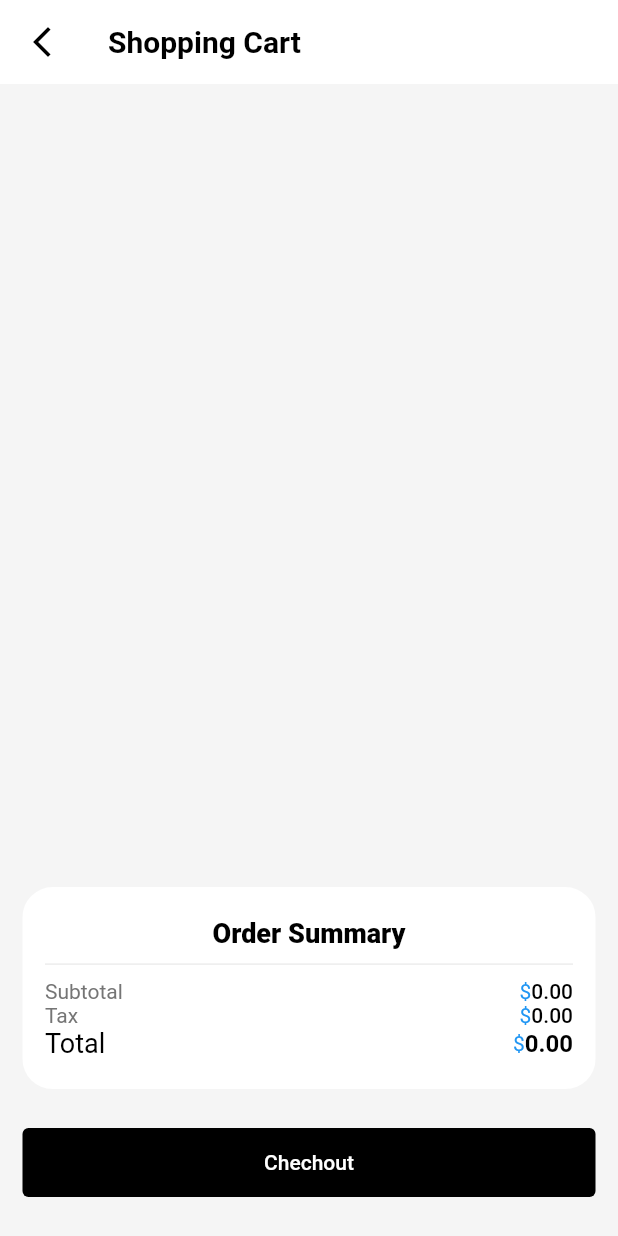
After one commit to MohammedAhmed74/Shop-App-Flutter, a Flutter app: the CartScreen screen opened directly, on a phone screen of 412 x 824 dp. The commit adds this screen. Run offline on Flutter 3.47's test engine with Material 2 defaults, Android fonts, the phone set to English and light mode, and no system bars; our stand-ins replace bloc, carousel_slider, conditional_builder_null_safety, dio, flutter_bloc, fluttertoast and 4 more; accounts and stored records are empty; network calls fail.

Commit message:
creating cart screen

```diff
--- a/lib/main.dart
+++ b/lib/main.dart
@@ -25,8 +25,8 @@ void main() async {
   } else
     startScreen = onBoarding_screen();
 
-  print('main lightMode');
-  print(cacheHelper.getValue(key: 'lightMode'));
+  if (cacheHelper.getValue(key: 'lightMode') == null)
+    cacheHelper.setValue(key: 'lightMode', value: true);
   runApp(MyApp(startScreen));
 }
 
--- /dev/null
+++ b/lib/modules/Cart/cartScreen.dart
@@ -0,0 +1,370 @@
+import 'package:flutter/cupertino.dart';
+import 'package:flutter/material.dart';
+import 'package:flutter/src/foundation/key.dart';
+import 'package:flutter/src/widgets/framework.dart';
+import 'package:flutter_bloc/flutter_bloc.dart';
+import 'package:shopapp/models/shop/home_model.dart';
+import 'package:shopapp/shared/cubit/cubit.dart';
+import 'package:shopapp/shared/cubit/states.dart';
+import 'package:shopapp/shared/styles/colors.dart';
+import 'package:shopapp/shared/network/cacheHelper.dart';
+
+class CartScreen extends StatelessWidget {
+  @override
+  Widget build(BuildContext context) {
+    return BlocConsumer<ShopCubit, ShopStates>(
+      listener: (context, state) {},
+      builder: (context, state) {
+        double subtotal = 0;
+        int counter = 0;
+        int numberOfCartProducts = 0;
+        ShopCubit.get(context).cartsProducts.forEach((element) {
+          numberOfCartProducts = numberOfCartProducts +
+              ShopCubit.get(context).cartsProductsNumber[counter];
+          subtotal = subtotal +
+              (element.price *
+                  ShopCubit.get(context).cartsProductsNumber[counter]);
+          counter++;
+        });
+        bool lightMode = cacheHelper.getValue(key: 'lightMode');
+        return SafeArea(
+            child: Scaffold(
+          backgroundColor: Colors.grey[100],
+          appBar: AppBar(
+            title: Text('Shopping Cart'),
+            leading: IconButton(
+              icon: const Icon(
+                Icons.arrow_back_ios_new,
+                color: Colors.black,
+              ),
+              onPressed: () {
+                Navigator.pop(context);
+              },
+            ),
+          ),
+          body: Column(
+            children: [
+              SizedBox(
+                height: 15,
+              ),
+              Expanded(
+                child: Container(
+                    width: double.infinity,
+                    child: ListView.separated(
+                      itemBuilder: (context, index) => buildProductItem(
+                        context,
+                        ShopCubit.get(context).cartsProducts[index],
+                        lightMode,
+                        index,
+                      ),
+                      separatorBuilder: (context, index) =>
+                          SizedBox(height: 15),
+                      itemCount: ShopCubit.get(context).cartsProducts.length,
+                      // itemCount: 1,
+                    )),
+              ),
+              if (ShopCubit.get(context).cartsProducts.length == 0) Spacer(),
+              Padding(
+                padding:
+                    const EdgeInsets.symmetric(horizontal: 15, vertical: 25),
+                child: Container(
+                  decoration: BoxDecoration(
+                    color: lightMode == false ? Colors.black : Colors.white,
+                    borderRadius: BorderRadius.circular(20),
+                  ),
+                  child: Padding(
+                    padding: const EdgeInsets.symmetric(
+                        horizontal: 15, vertical: 20),
+                    child: Column(
+                      children: [
+                        Text(
+                          'Order Summary',
+                          style: TextStyle(
+                              color: lightMode == true
+                                  ? Colors.black
+                                  : Colors.white,
+                              fontSize: 18,
+                              fontWeight: FontWeight.w800),
+                        ),
+                        Padding(
+                          padding: const EdgeInsets.symmetric(vertical: 10),
+                          child: Container(
+                            height: 0.6,
+                            color: Colors.grey[300],
+                          ),
+                        ),
+                        Row(
+                          children: [
+                            Text(
+                              'Subtotal',
+                              style: TextStyle(
+                                  color: Colors.grey[600], fontSize: 14),
+                            ),
+                            Spacer(),
+                            Row(
+                              children: [
+                                Text(
+                                  '\$',
+                                  style: TextStyle(
+                                    color: defaultColor,
+                                    fontSize: 14,
+                                  ),
+                                ),
+                                Text(
+                                  '${subtotal.round()}.00',
+                                  style: TextStyle(
+                                    color: lightMode == true
+                                        ? Colors.black
+                                        : Colors.white,
+                                    fontWeight: FontWeight.w500,
+                                    fontSize: 14,
+                                  ),
+                                ),
+                              ],
+                            ),
+                          ],
+                        ),
+                        Row(
+                          children: [
+                            Text(
+                              'Tax',
+                              style: TextStyle(
+                                  color: Colors.grey[600], fontSize: 14),
+                            ),
+                            Spacer(),
+                            Row(
+                              children: [
+                                Text(
+                                  '\$',
+                                  style: TextStyle(
+                                    color: defaultColor,
+                                    fontSize: 14,
+                                  ),
+                                ),
+                                Text(
+                                  '${2 * numberOfCartProducts}.00',
+                                  style: TextStyle(
+                                    color: lightMode == true
+                                        ? Colors.black
+                                        : Colors.white,
+                                    fontWeight: FontWeight.w500,
+                                    fontSize: 14,
+                                  ),
+                                ),
+                              ],
+                            ),
+                          ],
+                        ),
+                        Row(
+                          children: [
+                            Text(
+                              'Total',
+                              style: TextStyle(
+                                  color: lightMode == true
+                                      ? Colors.black
+                                      : Colors.white,
+                                  fontSize: 18),
+                            ),
+                            Spacer(),
+                            Row(
+                              children: [
+                                Text(
+                                  '\$',
+                                  style: TextStyle(
+                                    color: defaultColor,
+                                    fontSize: 14,
+                                  ),
+                                ),
+                                SizedBox(
+                                  height: 3,
+                                ),
+                                Text(
+                                  '${subtotal.round() + (2 * numberOfCartProducts)}.00',
+                                  style: TextStyle(
+                                    color: lightMode == true
+                                        ? Colors.black
+                                        : Colors.white,
+                                    fontWeight: FontWeight.bold,
+                                    fontSize: 16,
+                                  ),
+                                ),
+                              ],
+                            ),
+                          ],
+                        ),
+                      ],
+                    ),
+                  ),
+                ),
+              ),
+              Padding(
+                padding: const EdgeInsets.only(left: 15, right: 15, bottom: 25),
+                child: TextButton(
+                  onPressed: () {},
+                  child: Container(
+                    width: double.infinity,
+                    height: 30,
+                    child: Center(
+                      child: Text(
+                        'Chechout',
+                        style: TextStyle(
+                          color:
+                              lightMode == false ? Colors.black : Colors.white,
+                        ),
+                      ),
+                    ),
+                  ),
+                  style: OutlinedButton.styleFrom(
+                    backgroundColor:
+                        lightMode == true ? Colors.black : Colors.white,
+                  ),
+                ),
+              ),
+            ],
+          ),
+        ));
+      },
+    );
+  }
+
+  Widget buildProductItem(
+      BuildContext context, ProductData model, lightMode, int index) {
+    return Padding(
+      padding: const EdgeInsets.symmetric(horizontal: 15),
+      child: Container(
+        width: 400,
+        height: 150,
+        decoration: BoxDecoration(
+          color: Colors.white,
+          borderRadius: BorderRadius.circular(20),
+        ),
+        child: Row(
+          crossAxisAlignment: CrossAxisAlignment.center,
+          children: [
+            Expanded(
+              flex: 3,
+              child: Padding(
+                padding: const EdgeInsets.all(5.0),
+                child: Container(
+                  clipBehavior: Clip.antiAliasWithSaveLayer,
+                  decoration: BoxDecoration(
+                    color: Colors.white,
+                    borderRadius: BorderRadius.circular(20),
+                  ),
+                  child: Image(
+                    image: NetworkImage(
+                      model.image,
+                    ),
+                  ),
+                ),
+              ),
+            ),
+            Expanded(
+              flex: 4,
+              child: Column(
+                mainAxisAlignment: MainAxisAlignment.center,
+                crossAxisAlignment: CrossAxisAlignment.center,
+                children: [
+                  Text(
+                    model.name,
+                    maxLines: 2,
+                    overflow: TextOverflow.ellipsis,
+                    style: TextStyle(
+                      fontSize: 14,
+                      height: 1.1,
+                      color: !lightMode ? darkTextcolor : lightTextColor,
+                    ),
+                  ),
+                  SizedBox(
+                    height: 10,
+                  ),
+                  Container(
+                    width: double.infinity,
+                    child: Row(
+                      children: [
+                        Text(
+                          '\$',
+                          style: TextStyle(
+                            color: defaultColor,
+                            fontSize: 14,
+                          ),
+                        ),
+                        Text(
+                          '${model.price.round()}',
+                          style: TextStyle(
+                            color: Colors.black,
+                            fontWeight: FontWeight.bold,
+                            fontSize: 14,
+                          ),
+                        ),
+                      ],
+                    ),
+                  ),
+                  SizedBox(
+                    height: 10,
+                  ),
+                  Container(
+                    width: double.infinity,
+                    child: Row(
+                      children: [
+                        CircleAvatar(
+                          radius: 20,
+                          backgroundColor: Colors.grey[100],
+                          child: TextButton(
+                              onPressed: () {
+                                ShopCubit.get(context)
+                                    .decreaseProductInCarts(model);
+                              },
+                              child: Text(
+                                '-',
+                                style: TextStyle(
+                                    fontWeight: FontWeight.bold, fontSize: 25),
+                              )),
+                        ),
+                        Padding(
+                          padding: const EdgeInsets.symmetric(horizontal: 10),
+                          child: Text(
+                            ShopCubit.get(context)
+                                .cartsProductsNumber[index]
+                                .toString(),
+                            style: TextStyle(fontSize: 14, color: Colors.black),
+                          ),
+                        ),
+                        CircleAvatar(
+                          radius: 20,
+                          backgroundColor: Colors.grey[100],
+                          child: TextButton(
+                              onPressed: () {
+                                ShopCubit.get(context)
+                                    .increaseProductInCarts(model);
+                              },
+                              child: Text(
+                                '+',
+                                style: TextStyle(
+                                    fontWeight: FontWeight.bold, fontSize: 20),
+                              )),
+                        ),
+                      ],
+                    ),
+                  ),
+                ],
+              ),
+            ),
+            Expanded(
+              flex: 2,
+              child: IconButton(
+                  onPressed: () {
+                    ShopCubit.get(context).removeFromCarts(model);
+                  },
+                  icon: Icon(
+                    Icons.delete_outlined,
+                    color: defaultColor,
+                    size: 28,
+                  )),
+            )
+          ],
+        ),
+      ),
+    );
+  }
+}
--- a/lib/shared/cubit/states.dart
+++ b/lib/shared/cubit/states.dart
@@ -47,3 +47,11 @@ class SuccessSearchState extends ShopStates {}
 class FailedSearchState extends ShopStates {}
 
 class EmptySearchState extends ShopStates {}
+
+class AddingProductToCartState extends ShopStates {}
+
+class RemovingProductFromCartState extends ShopStates {}
+
+class IncreasingProductInCartState extends ShopStates {}
+
+class DecreasingProductInCartState extends ShopStates {}
```
Also changed, not shown: lib/modules/Product Info/ProductInfoScreen.dart (+30 -2 lines), lib/shared/cubit/cubit.dart (+42 -0 lines), 1 other file.
